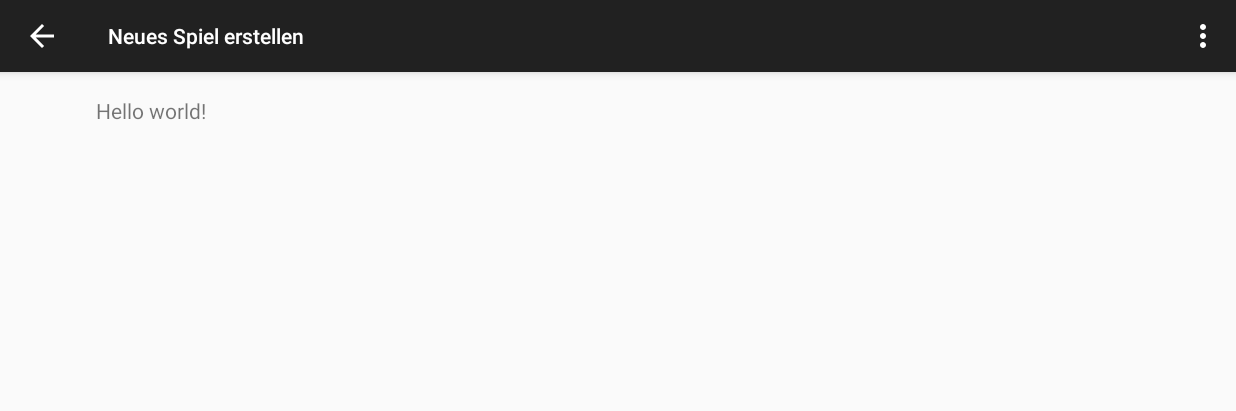
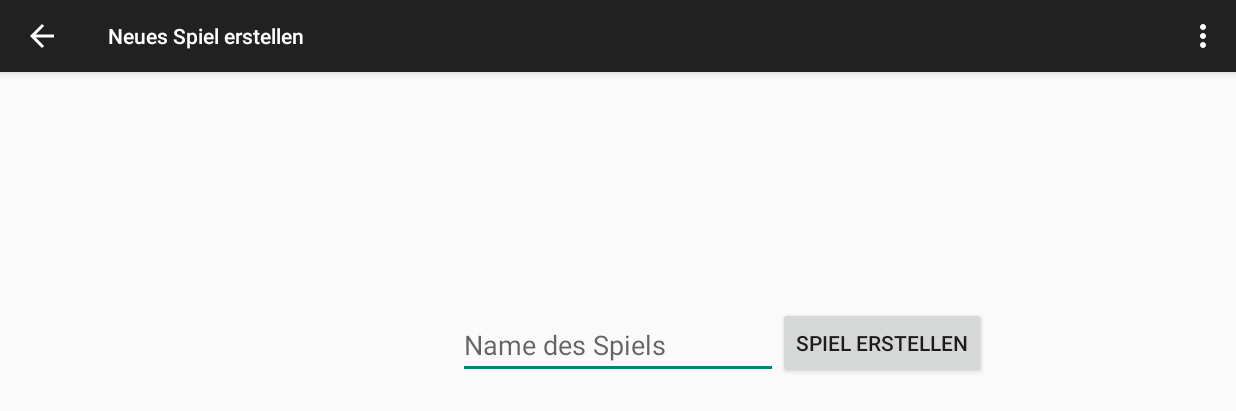
Before and after one commit to hawk23/unopp, an Android app: the NewGameActivity screen opened directly, with no data from a screen before it, on a phone screen of 824 x 412 dp (held sideways). Shown: the top 411 px of the screen. Run offline under Robolectric (Android 15) with nearby library versions, the phone set to English and light mode, and no system bars.

Commit message:
implemented activity_new_game

```diff
--- a/app/src/main/java/com/gamble/unopp/NewGameActivity.java
+++ b/app/src/main/java/com/gamble/unopp/NewGameActivity.java
@@ -1,14 +1,28 @@
 package com.gamble.unopp;
 
+import android.content.SharedPreferences;
 import android.support.v7.app.ActionBarActivity;
 import android.os.Bundle;
 import android.view.Menu;
 import android.view.MenuItem;
+import android.view.View;
 import android.view.Window;
 import android.view.WindowManager;
+import android.widget.EditText;
+
+import com.gamble.unopp.connection.RequestProcessor;
+import com.gamble.unopp.connection.RequestProcessorCallback;
+import com.gamble.unopp.connection.requests.CreateGameSessionRequest;
+import com.gamble.unopp.connection.response.Response;
+
+import java.util.ArrayList;
 
 
 public class NewGameActivity extends ActionBarActivity {
+
+    private EditText            txtGameName;
+    private String              username;
+    private SharedPreferences   sharedPreferences;
 
     @Override
     protected void onCreate(Bundle savedInstanceState) {
@@ -21,6 +35,13 @@ public class NewGameActivity extends ActionBarActivity {
         getWindow().setFlags(WindowManager.LayoutParams.FLAG_FULLSCREEN, WindowManager.LayoutParams.FLAG_FULLSCREEN);
 
         setContentView(R.layout.activity_new_game);
+
+        // get username
+        sharedPreferences   = getSharedPreferences(SharedPreferencesKeys.PREFS, MODE_PRIVATE);
+        username            = sharedPreferences.getString(SharedPreferencesKeys.USERNAME, "");
+
+        // get views
+        txtGameName         = (EditText) findViewById(R.id.txtGameName);
     }
 
 
@@ -45,4 +66,38 @@ public class NewGameActivity extends ActionBarActivity {
 
         return super.onOptionsItemSelected(item);
     }
+
+    /**
+     * Eventliesteners for Views
+     */
+
+    public void createGame (View v) {
+
+        if (this.txtGameName.getText().length() > 2) {
+
+            CreateGameSessionRequest    request = new CreateGameSessionRequest();
+            request.setLatitude(0);
+            request.setLongitude(0);
+            request.setCreatorName(username);
+            request.setGameName(this.txtGameName.getText().toString());
+
+            RequestProcessor rp = new RequestProcessor(new RequestProcessorCallback() {
+                @Override
+                public void requestFinished(Response response) {
+                    createGameFinished();
+                }
+            });
+            rp.execute(request);
+        }
+        else {
+            // TODO: show validation error.
+        }
+    }
+
+    private void createGameFinished () {
+
+        // TODO: show game details activity
+
+
+    }
 }
--- a/app/src/main/res/layout/activity_new_game.xml
+++ b/app/src/main/res/layout/activity_new_game.xml
@@ -6,7 +6,22 @@
     android:paddingBottom="@dimen/activity_vertical_margin"
     tools:context="com.gamble.unopp.NewGameActivity">
 
-    <TextView android:text="@string/hello_world" android:layout_width="wrap_content"
-        android:layout_height="wrap_content" />
+    <EditText
+        android:layout_width="wrap_content"
+        android:layout_height="wrap_content"
+        android:ems="10"
+        android:id="@+id/txtGameName"
+        android:layout_centerVertical="true"
+        android:layout_centerHorizontal="true"
+        android:hint="Name des Spiels" />
 
+    <Button
+        android:layout_width="wrap_content"
+        android:layout_height="wrap_content"
+        android:text="Spiel erstellen"
+        android:id="@+id/btnCreateGame"
+        android:layout_alignBottom="@+id/txtGameName"
+        android:layout_toRightOf="@+id/txtGameName"
+        android:layout_toEndOf="@+id/txtGameName"
+        android:onClick="createGame"/>
 </RelativeLayout>
```
Also changed, not shown: app/src/main/java/com/gamble/unopp/LobbyActivity.java (+5 -5 lines), app/src/main/java/com/gamble/unopp/connection/requests/CreateGameSessionRequest.java (+18 -0 lines).
